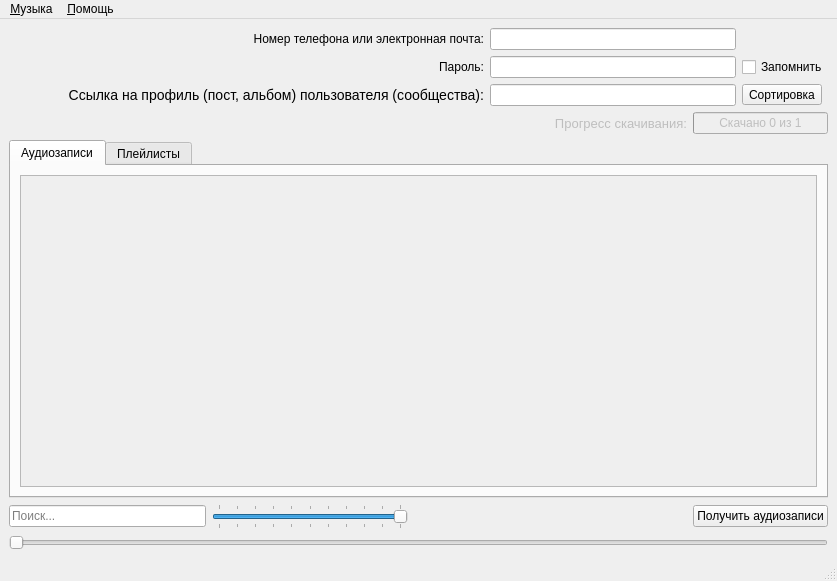
Old version of the form gui/audio.ui in the repository qwertyadrian/vk-music-downloader.
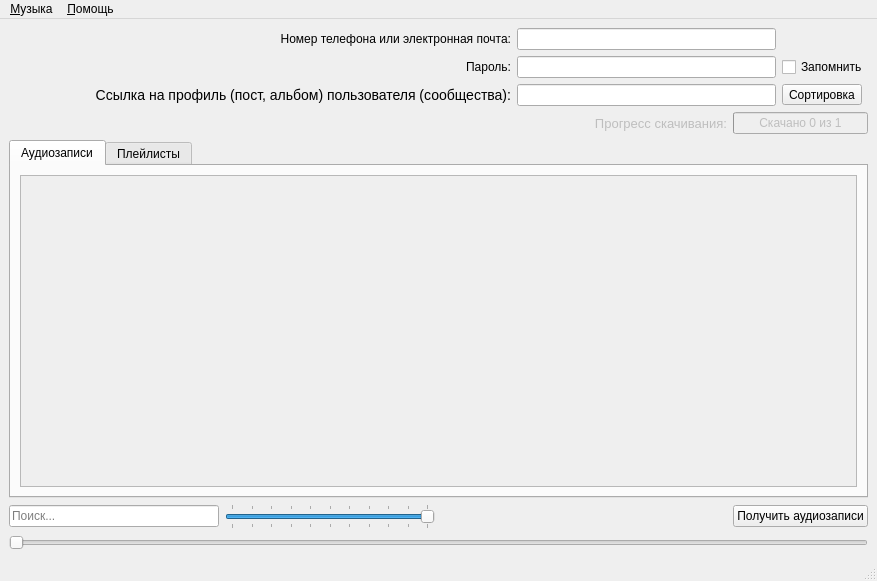
New version of the form. The open tabs and pages were chosen to show the change. Icons and pictures are not drawn.

Commit message: Небольшие исправления UI

The edit to the form file:
```diff
--- a/gui/audio.ui
+++ b/gui/audio.ui
@@ -10,7 +10,7 @@
    <rect>
     <x>0</x>
     <y>0</y>
-    <width>837</width>
+    <width>877</width>
     <height>581</height>
    </rect>
   </property>
@@ -349,8 +349,8 @@
     <rect>
      <x>0</x>
      <y>0</y>
-     <width>837</width>
-     <height>34</height>
+     <width>877</width>
+     <height>21</height>
     </rect>
    </property>
    <widget class="QMenu" name="music_menu">
```
Left out of the diff: 2 changed lines with no effect on the pictures. The commit also changes 3 other files.
